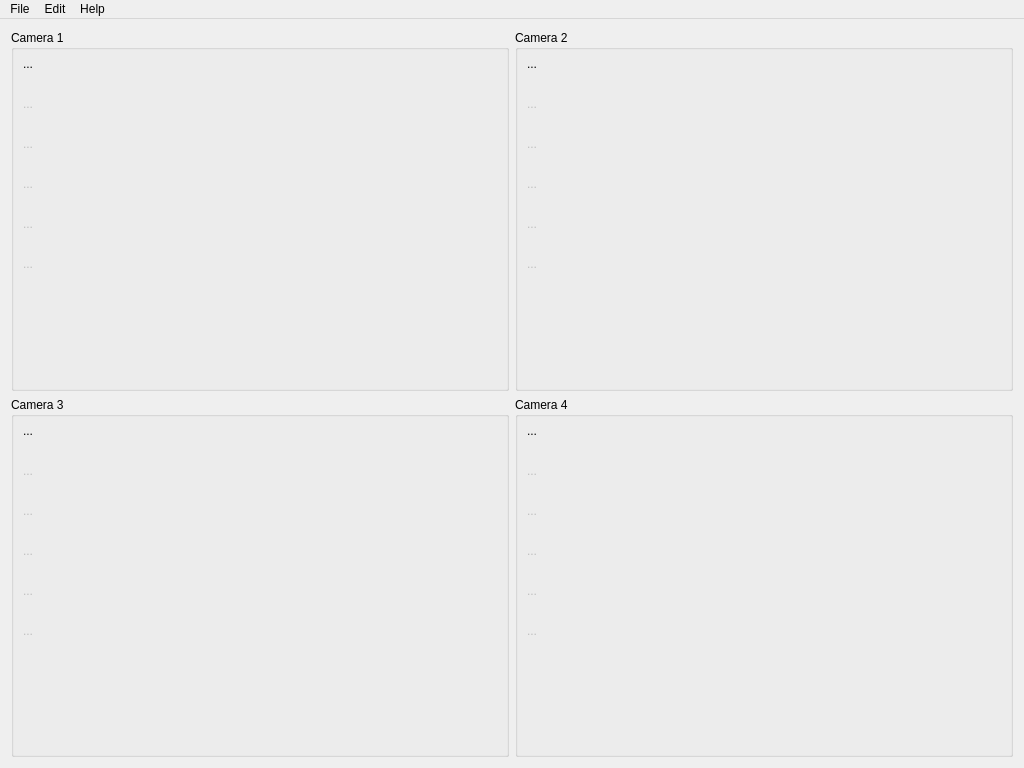
Before: the Qt Designer form Source/IpFreelyMainWindow.ui in dac1976/IP-Freely, drawn with Qt 5.
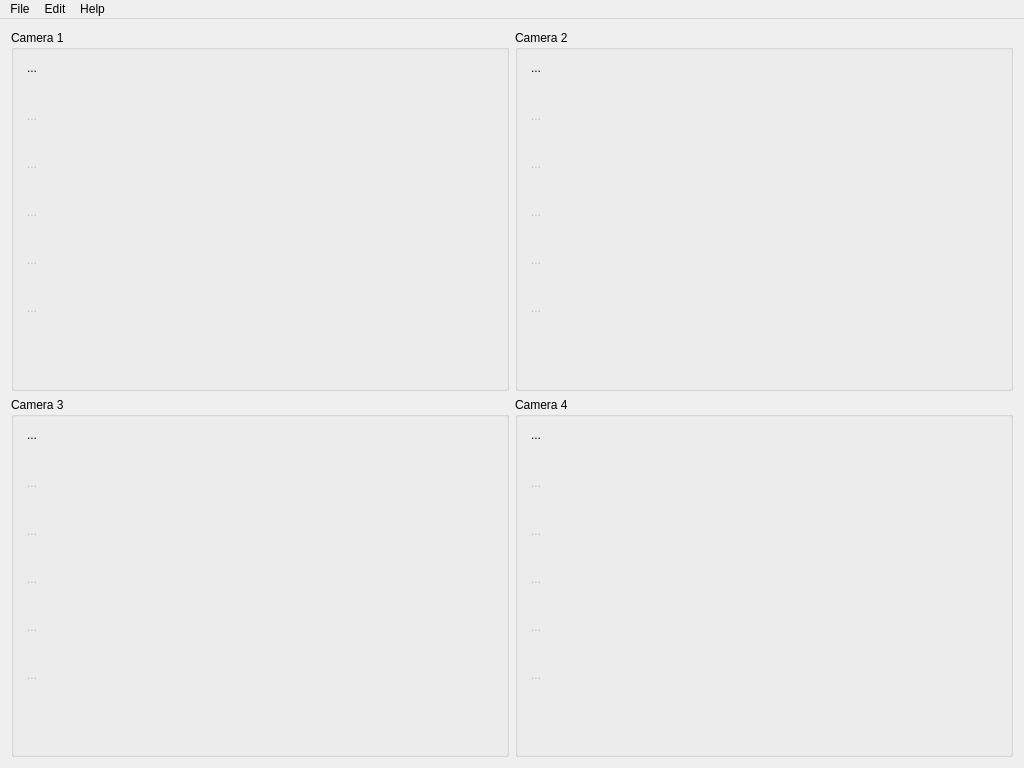
After: the same form once the commit is applied. Icons and pictures are not drawn.

What changed in the file:
```diff
--- a/Source/IpFreelyMainWindow.ui
+++ b/Source/IpFreelyMainWindow.ui
@@ -12,8 +12,8 @@
   </property>
   <property name="minimumSize">
    <size>
-    <width>1024</width>
-    <height>768</height>
+    <width>800</width>
+    <height>600</height>
    </size>
   </property>
   <property name="font">
@@ -69,14 +69,14 @@
             <widget class="QToolButton" name="cam1SettingsToolButton">
              <property name="minimumSize">
               <size>
-               <width>24</width>
-               <height>24</height>
+               <width>32</width>
+               <height>32</height>
               </size>
              </property>
              <property name="maximumSize">
               <size>
-               <width>24</width>
-               <height>24</height>
+               <width>32</width>
+               <height>32</height>
               </size>
              </property>
              <property name="toolTip">
@@ -91,8 +91,8 @@
              </property>
              <property name="iconSize">
               <size>
-               <width>20</width>
-               <height>20</height>
+               <width>48</width>
+               <height>48</height>
               </size>
              </property>
              <property name="autoRaise">
@@ -107,14 +107,14 @@
              </property>
              <property name="minimumSize">
               <size>
-               <width>24</width>
-               <height>24</height>
+               <width>32</width>
+               <height>32</height>
               </size>
              </property>
              <property name="maximumSize">
               <size>
-               <width>24</width>
-               <height>24</height>
+               <width>32</width>
+               <height>32</height>
               </size>
              </property>
              <property name="toolTip">
@@ -129,8 +129,8 @@
              </property>
              <property name="iconSize">
               <size>
-               <width>20</width>
-               <height>20</height>
+               <width>48</width>
+               <height>48</height>
               </size>
              </property>
              <property name="autoRaise">
@@ -145,14 +145,14 @@
              </property>
              <property name="minimumSize">
               <size>
-               <width>24</width>
-               <height>24</height>
+               <width>32</width>
+               <height>32</height>
               </size>
              </property>
              <property name="maximumSize">
               <size>
-               <width>24</width>
-               <height>24</height>
+               <width>32</width>
+               <height>32</height>
               </size>
              </property>
              <property name="toolTip">
@@ -167,8 +167,8 @@
              </property>
              <property name="iconSize">
               <size>
-               <width>20</width>
-               <height>20</height>
+               <width>48</width>
+               <height>48</height>
               </size>
              </property>
              <property name="autoRaise">
@@ -183,14 +183,14 @@
              </property>
              <property name="minimumSize">
               <size>
-               <width>24</width>
-               <height>24</height>
+               <width>32</width>
+               <height>32</height>
               </size>
              </property>
              <property name="maximumSize">
               <size>
-               <width>24</width>
-               <height>24</height>
+               <width>32</width>
+               <height>32</height>
               </size>
              </property>
              <property name="toolTip">
@@ -205,8 +205,8 @@
              </property>
              <property name="iconSize">
               <size>
-               <width>20</width>
-               <height>20</height>
+               <width>48</width>
+               <height>48</height>
               </size>
              </property>
              <property name="autoRaise">
@@ -221,14 +221,14 @@
              </property>
              <property name="minimumSize">
               <size>
-               <width>24</width>
-               <height>24</height>
+               <width>32</width>
+               <height>32</height>
               </size>
              </property>
              <property name="maximumSize">
               <size>
-               <width>24</width>
-               <height>24</height>
+               <width>32</width>
+               <height>32</height>
               </size>
              </property>
              <property name="toolTip">
@@ -243,8 +243,8 @@
              </property>
              <property name="iconSize">
               <size>
-               <width>20</width>
-               <height>20</height>
+               <width>48</width>
+               <height>48</height>
               </size>
              </property>
              <property name="autoRaise">
@@ -265,14 +265,14 @@
              </property>
              <property name="minimumSize">
               <size>
-               <width>24</width>
-               <height>24</height>
+               <width>32</width>
+               <height>32</height>
               </size>
              </property>
              <property name="maximumSize">
               <size>
-               <width>24</width>
-               <height>24</height>
+               <width>32</width>
+               <height>32</height>
               </size>
              </property>
              <property name="toolTip">
@@ -287,8 +287,8 @@
              </property>
              <property name="iconSize">
               <size>
-               <width>20</width>
-               <height>20</height>
+               <width>48</width>
+               <height>48</height>
               </size>
              </property>
              <property name="autoRaise">
@@ -365,14 +365,14 @@
             <widget class="QToolButton" name="cam4SettingsToolButton">
              <property name="minimumSize">
               <size>
-               <width>24</width>
-               <height>24</height>
+               <width>32</width>
+               <height>32</height>
               </size>
              </property>
              <property name="maximumSize">
               <size>
-               <width>24</width>
-               <height>24</height>
+               <width>32</width>
+               <height>32</height>
               </size>
              </property>
              <property name="toolTip">
@@ -387,8 +387,8 @@
              </property>
              <property name="iconSize">
               <size>
-               <width>20</width>
-               <height>20</height>
+               <width>48</width>
+               <height>48</height>
               </size>
              </property>
              <property name="autoRaise">
@@ -403,14 +403,14 @@
              </property>
              <property name="minimumSize">
               <size>
-               <width>24</width>
-               <height>24</height>
+               <width>32</width>
+               <height>32</height>
               </size>
              </property>
              <property name="maximumSize">
               <size>
-               <width>24</width>
-               <height>24</height>
+               <width>32</width>
+               <height>32</height>
               </size>
              </property>
              <property name="toolTip">
@@ -425,8 +425,8 @@
              </property>
              <property name="iconSize">
               <size>
-               <width>20</width>
-               <height>20</height>
+               <width>48</width>
+               <height>48</height>
               </size>
              </property>
              <property name="autoRaise">
@@ -441,14 +441,14 @@
              </property>
              <property name="minimumSize">
               <size>
-               <width>24</width>
-               <height>24</height>
+               <width>32</width>
+               <height>32</height>
               </size>
              </property>
              <property name="maximumSize">
               <size>
-               <width>24</width>
-               <height>24</height>
+               <width>32</width>
+               <height>32</height>
               </size>
              </property>
              <property name="toolTip">
@@ -463,8 +463,8 @@
              </property>
              <property name="iconSize">
               <size>
-               <width>20</width>
-               <height>20</height>
+               <width>48</width>
+               <height>48</height>
               </size>
              </property>
              <property name="autoRaise">
@@ -479,14 +479,14 @@
              </property>
              <property name="minimumSize">
               <size>
-               <width>24</width>
-               <height>24</height>
+               <width>32</width>
+               <height>32</height>
               </size>
              </property>
              <property name="maximumSize">
               <size>
-               <width>24</width>
-               <height>24</height>
+               <width>32</width>
+               <height>32</height>
               </size>
              </property>
              <property name="toolTip">
@@ -501,8 +501,8 @@
              </property>
              <property name="iconSize">
               <size>
-               <width>20</width>
-               <height>20</height>
+               <width>48</width>
+               <height>48</height>
               </size>
              </property>
              <property name="autoRaise">
@@ -517,14 +517,14 @@
              </property>
              <property name="minimumSize">
               <size>
-               <width>24</width>
-               <height>24</height>
+               <width>32</width>
+               <height>32</height>
               </size>
              </property>
              <property name="maximumSize">
               <size>
-               <width>24</width>
-               <height>24</height>
+               <width>32</width>
+               <height>32</height>
               </size>
              </property>
              <property name="toolTip">
@@ -539,8 +539,8 @@
              </property>
              <property name="iconSize">
               <size>
-               <width>20</width>
-               <height>20</height>
+               <width>48</width>
+               <height>48</height>
               </size>
              </property>
              <property name="autoRaise">
@@ -555,14 +555,14 @@
              </property>
              <property name="minimumSize">
               <size>
-               <width>24</width>
-               <height>24</height>
+               <width>32</width>
+               <height>32</height>
               </size>
              </property>
              <property name="maximumSize">
               <size>
-               <width>24</width>
-               <height>243</height>
+               <width>32</width>
+               <height>32</height>
               </size>
              </property>
              <property name="toolTip">
@@ -577,8 +577,8 @@
              </property>
              <property name="iconSize">
               <size>
-               <width>20</width>
-               <height>20</height>
+               <width>48</width>
+               <height>48</height>
               </size>
              </property>
              <property name="autoRaise">
@@ -655,14 +655,14 @@
             <widget class="QToolButton" name="cam2SettingsToolButton">
              <property name="minimumSize">
               <size>
-               <width>24</width>
-               <height>24</height>
+               <width>32</width>
+               <height>32</height>
               </size>
              </property>
              <property name="maximumSize">
               <size>
-               <width>24</width>
-               <height>24</height>
+               <width>32</width>
+               <height>32</height>
               </size>
              </property>
              <property name="toolTip">
@@ -677,8 +677,8 @@
              </property>
              <property name="iconSize">
               <size>
-               <width>20</width>
-               <height>20</height>
+               <width>48</width>
+               <height>48</height>
               </size>
              </property>
              <property name="autoRaise">
@@ -693,14 +693,14 @@
              </property>
              <property name="minimumSize">
               <size>
-               <width>24</width>
-               <height>24</height>
+               <width>32</width>
+               <height>32</height>
               </size>
              </property>
              <property name="maximumSize">
               <size>
-               <width>24</width>
-               <height>24</height>
+               <width>32</width>
+               <height>32</height>
               </size>
              </property>
              <property name="toolTip">
@@ -715,8 +715,8 @@
              </property>
              <property name="iconSize">
               <size>
-               <width>20</width>
-               <height>20</height>
+               <width>48</width>
+               <height>48</height>
               </size>
              </property>
              <property name="autoRaise">
@@ -731,14 +731,14 @@
              </property>
              <property name="minimumSize">
               <size>
-               <width>24</width>
-               <height>24</height>
+               <width>32</width>
+               <height>32</height>
               </size>
              </property>
              <property name="maximumSize">
               <size>
-               <width>24</width>
-               <height>24</height>
+               <width>32</width>
+               <height>32</height>
               </size>
              </property>
              <property name="toolTip">
@@ -753,8 +753,8 @@
              </property>
              <property name="iconSize">
               <size>
-               <width>20</width>
-               <height>20</height>
+               <width>48</width>
+               <height>48</height>
               </size>
              </property>
              <property name="autoRaise">
@@ -769,14 +769,14 @@
              </property>
              <property name="minimumSize">
               <size>
-               <width>24</width>
-               <height>24</height>
+               <width>32</width>
+               <height>32</height>
               </size>
              </property>
              <property name="maximumSize">
               <size>
-               <width>24</width>
-               <height>24</height>
+               <width>32</width>
+               <height>32</height>
               </size>
              </property>
              <property name="toolTip">
@@ -791,8 +791,8 @@
              </property>
              <property name="iconSize">
               <size>
-               <width>20</width>
-               <height>20</height>
+               <width>48</width>
+               <height>48</height>
               </size>
              </property>
              <property name="autoRaise">
@@ -807,14 +807,14 @@
              </property>
              <property name="minimumSize">
               <size>
-               <width>24</width>
-               <height>24</height>
+               <width>32</width>
+               <height>32</height>
               </size>
              </property>
              <property name="maximumSize">
               <size>
-               <width>24</width>
-               <height>24</height>
+               <width>32</width>
+               <height>32</height>
               </size>
              </property>
              <property name="toolTip">
@@ -829,8 +829,8 @@
              </property>
              <property name="iconSize">
               <size>
-               <width>20</width>
-               <height>20</height>
+               <width>48</width>
+               <height>48</height>
               </size>
              </property>
              <property name="autoRaise">
@@ -845,14 +845,14 @@
              </property>
              <property name="minimumSize">
               <size>
-               <width>24</width>
-               <height>24</height>
+               <width>32</width>
+               <height>32</height>
               </size>
              </property>
              <property name="maximumSize">
               <size>
-               <width>24</width>
-               <height>24</height>
+               <width>32</width>
+               <height>32</height>
               </size>
              </property>
              <property name="toolTip">
@@ -867,8 +867,8 @@
              </property>
              <property name="iconSize">
               <size>
-               <width>20</width>
-               <height>20</height>
+               <width>48</width>
+               <height>48</height>
               </size>
              </property>
              <property name="autoRaise">
@@ -945,14 +945,14 @@
             <widget class="QToolButton" name="cam3SettingsToolButton">
              <property name="minimumSize">
               <size>
-               <width>24</width>
-               <height>24</height>
+               <width>32</width>
+               <height>32</height>
               </size>
              </property>
              <property name="maximumSize">
               <size>
-               <width>24</width>
-               <height>24</height>
+               <width>32</width>
+               <height>32</height>
               </size>
              </property>
              <property name="toolTip">
@@ -967,8 +967,8 @@
              </property>
              <property name="iconSize">
               <size>
-               <width>20</width>
-               <height>20</height>
+               <width>48</width>
+               <height>48</height>
               </size>
              </property>
              <property name="autoRaise">
@@ -983,14 +983,14 @@
              </property>
              <property name="minimumSize">
               <size>
-               <width>24</width>
-               <height>24</height>
+               <width>32</width>
+               <height>32</height>
               </size>
              </property>
              <property name="maximumSize">
               <size>
-               <width>24</width>
-               <height>24</height>
+               <width>32</width>
+               <height>32</height>
               </size>
              </property>
              <property name="toolTip">
@@ -1005,8 +1005,8 @@
              </property>
              <property name="iconSize">
               <size>
-               <width>20</width>
-               <height>20</height>
+               <width>48</width>
+               <height>48</height>
               </size>
              </property>
              <property name="autoRaise">
@@ -1021,14 +1021,14 @@
              </property>
              <property name="minimumSize">
               <size>
-               <width>24</width>
-               <height>24</height>
+               <width>32</width>
+               <height>32</height>
               </size>
              </property>
              <property name="maximumSize">
               <size>
-               <width>24</width>
-               <height>24</height>
+               <width>32</width>
+               <height>32</height>
               </size>
              </property>
              <property name="toolTip">
@@ -1043,8 +1043,8 @@
              </property>
              <property name="iconSize">
               <size>
-               <width>20</width>
-               <height>20</height>
+               <width>48</width>
+               <height>48</height>
               </size>
              </property>
              <property name="autoRaise">
@@ -1059,14 +1059,14 @@
              </property>
              <property name="minimumSize">
               <size>
-               <width>24</width>
-               <height>24</height>
+               <width>32</width>
+               <height>32</height>
               </size>
              </property>
              <property name="maximumSize">
               <size>
-               <width>24</width>
-               <height>24</height>
+               <width>32</width>
+               <height>32</height>
               </size>
              </property>
              <property name="toolTip">
@@ -1081,8 +1081,8 @@
              </property>
              <property name="iconSize">
               <size>
-               <width>20</width>
-               <height>20</height>
+               <width>48</width>
+               <height>48</height>
               </size>
              </property>
              <property name="autoRaise">
@@ -1097,14 +1097,14 @@
              </property>
              <property name="minimumSize">
               <size>
-               <width>24</width>
-               <height>24</height>
+               <width>32</width>
+               <height>32</height>
               </size>
              </property>
              <property name="maximumSize">
               <size>
-               <width>24</width>
-               <height>24</height>
+               <width>32</width>
+               <height>32</height>
               </size>
              </property>
              <property name="toolTip">
@@ -1119,8 +1119,8 @@
              </property>
              <property name="iconSize">
               <size>
-               <width>20</width>
-               <height>20</height>
+               <width>48</width>
+               <height>48</height>
               </size>
              </property>
              <property name="autoRaise">
@@ -1135,14 +1135,14 @@
              </property>
              <property name="minimumSize">
               <size>
-               <width>24</width>
-               <height>24</height>
+               <width>32</width>
+               <height>32</height>
               </size>
              </property>
              <property name="maximumSize">
               <size>
-               <width>24</width>
-               <height>24</height>
+               <width>32</width>
+               <height>32</height>
               </size>
              </property>
              <property name="toolTip">
@@ -1157,8 +1157,8 @@
              </property>
              <property name="iconSize">
               <size>
-               <width>20</width>
-               <height>20</height>
+               <width>48</width>
+               <height>48</height>
               </size>
              </property>
              <property name="autoRaise">
```
Left out of the diff: 50 changed lines with no effect on the pictures.
